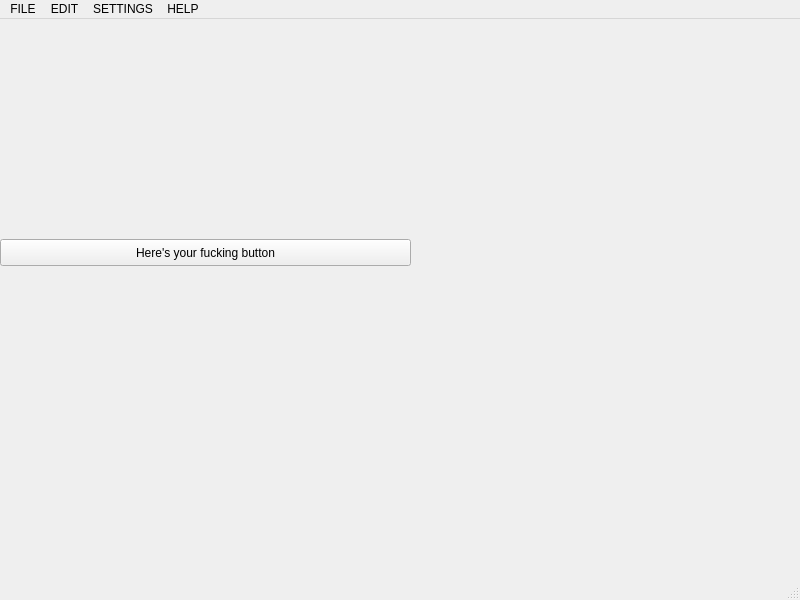
Before: the Qt Designer form ride-gui/mainwindow.ui in riolet/ride, drawn with Qt 5.
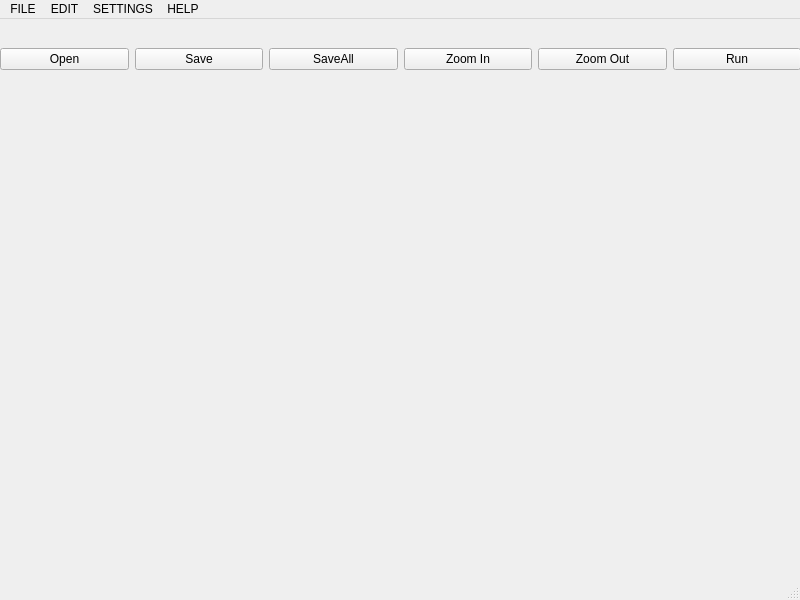
After: the same form once the commit is applied.

Commit message: Successful icon loading.

Diff of the .ui file:
```diff
--- a/ride-gui/mainwindow.ui
+++ b/ride-gui/mainwindow.ui
@@ -14,29 +14,59 @@
    <string>MainWindow</string>
   </property>
   <widget class="QWidget" name="centralwidget">
-   <widget class="QWidget" name="verticalLayoutWidget">
-    <property name="geometry">
-     <rect>
-      <x>9</x>
-      <y>9</y>
-      <width>331</width>
-      <height>201</height>
-     </rect>
-    </property>
-    <layout class="QVBoxLayout" name="verticalLayout"/>
-   </widget>
-   <widget class="QPushButton" name="pushButton">
+   <widget class="QWidget" name="horizontalLayoutWidget">
     <property name="geometry">
      <rect>
       <x>0</x>
-      <y>220</y>
-      <width>411</width>
-      <height>27</height>
+      <y>0</y>
+      <width>801</width>
+      <height>80</height>
      </rect>
     </property>
-    <property name="text">
-     <string>Here's your fucking button</string>
-    </property>
+    <layout class="QHBoxLayout" name="layout_button_icons">
+     <item>
+      <widget class="QPushButton" name="button_open">
+       <property name="text">
+        <string>Open</string>
+       </property>
+      </widget>
+     </item>
+     <item>
+      <widget class="QPushButton" name="button_save">
+       <property name="text">
+        <string>Save</string>
+       </property>
+      </widget>
+     </item>
+     <item>
+      <widget class="QPushButton" name="button_saveall">
+       <property name="text">
+        <string>SaveAll</string>
+       </property>
+      </widget>
+     </item>
+     <item>
+      <widget class="QPushButton" name="button_zoom_in">
+       <property name="text">
+        <string>Zoom In</string>
+       </property>
+      </widget>
+     </item>
+     <item>
+      <widget class="QPushButton" name="button_zoom_out">
+       <property name="text">
+        <string>Zoom Out</string>
+       </property>
+      </widget>
+     </item>
+     <item>
+      <widget class="QPushButton" name="button_run">
+       <property name="text">
+        <string>Run</string>
+       </property>
+      </widget>
+     </item>
+    </layout>
    </widget>
   </widget>
   <widget class="QMenuBar" name="menubar">
```
The commit also changes 115 other files.
